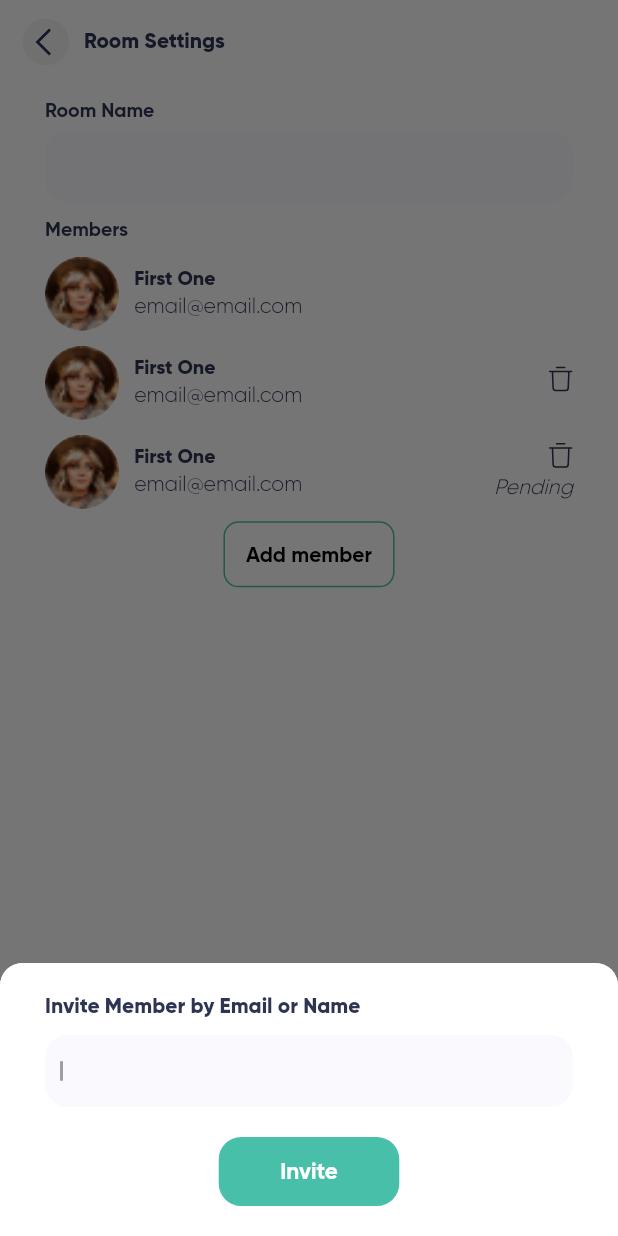
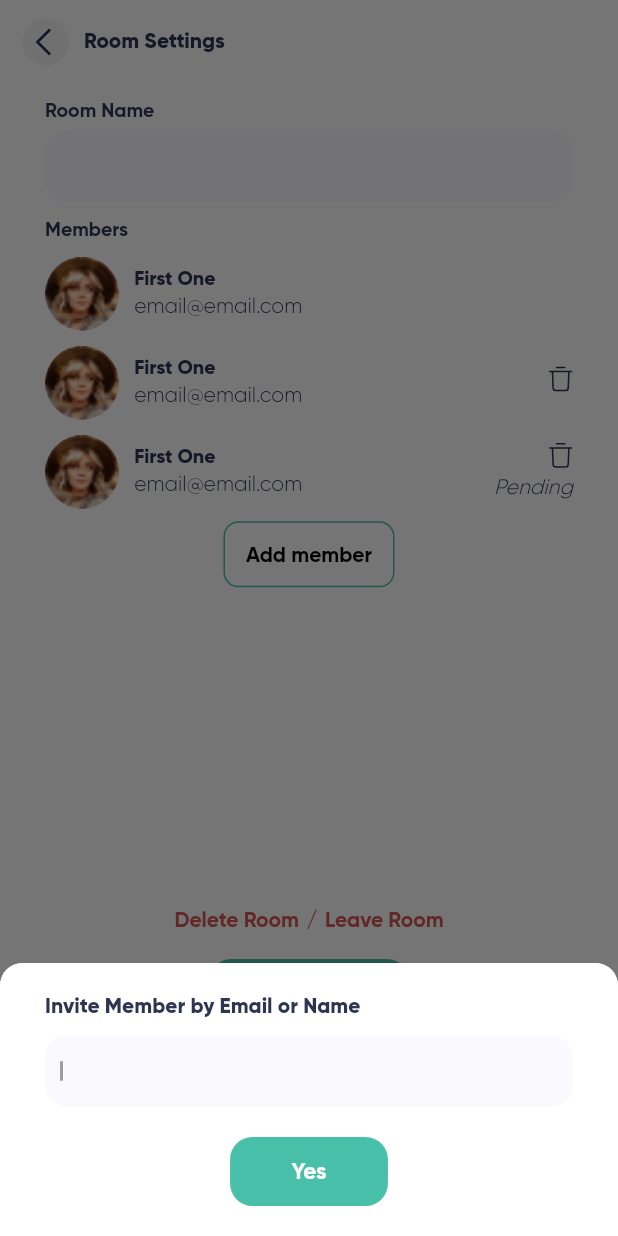
Before and after one commit to woynshetb/sharble, a Flutter app: the RoomSettingPage screen opened directly, after a tap on "Add member", on a phone screen of 412 x 824 dp. Run offline on Flutter 3.47's test engine with Material 2 defaults, Android fonts, the phone set to English and light mode, and no system bars; our stand-ins replace adaptive_theme, basic_utils, dropdown_button2, flutter_svg, flutter_swipe_action_cell, get and 6 more; missing offline and left inert: inspection; project files that could hold a hidden picture were left out.

Commit message:
clean up

```diff
--- a/lib/pages/room/room_detail.page.dart
+++ b/lib/pages/room/room_detail.page.dart
@@ -248,7 +248,7 @@
                             context: context);
                       },
                       title: "Add member")),
-              SizedBox(height: deviceSize.height * 0.2),
+              SizedBox(height: deviceSize.height * 0.21),
               Align(
                 alignment: FractionalOffset.bottomCenter,
                 child: Column(
--- a/lib/pages/room/room_setting.page.dart
+++ b/lib/pages/room/room_setting.page.dart
@@ -77,7 +77,7 @@
                           ),
                         );
                       },
-                      title: "Invite")
+                      title: "Yes")
                 ],
               ),
             ),
@@ -197,12 +197,11 @@
       ),
       body: Padding(
         padding: const EdgeInsets.only(left: 30, right: 30, top: 10),
-        child: Column(
-          mainAxisAlignment: MainAxisAlignment.spaceBetween,
-          crossAxisAlignment: CrossAxisAlignment.center,
+        child: ListView(
+          // mainAxisAlignment: MainAxisAlignment.spaceBetween,
+          // crossAxisAlignment: CrossAxisAlignment.center,
           children: [
-            SingleChildScrollView(
-              child: Column(
+            Column(
               children: [
                 const Align(
                   alignment: Alignment.topLeft,
@@ -318,6 +317,8 @@
                 ),
               ],
             ),
+            SizedBox(
+              height: deviceSize.height*0.26,
             ),
 
             Align(
--- a/pubspec.yaml
+++ b/pubspec.yaml
@@ -51,6 +51,7 @@
   persistent_bottom_nav_bar_v2: ^4.2.6
   dropdown_button2: ^1.9.2
   flutter_launcher_icons: ^0.11.0
+  flutter_keyboard_visibility: ^5.4.0
 
 dev_dependencies:
   flutter_test:
```
Also changed, not shown: pubspec.lock, 1 other file. Lines whose indentation alone changed are shown as unchanged.
